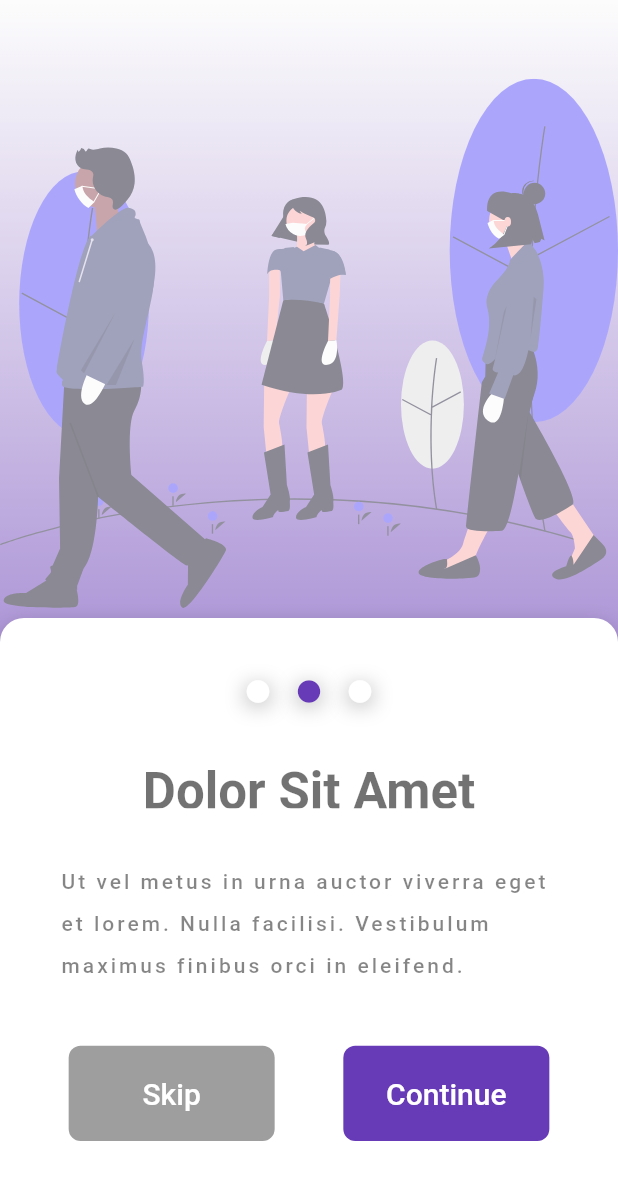
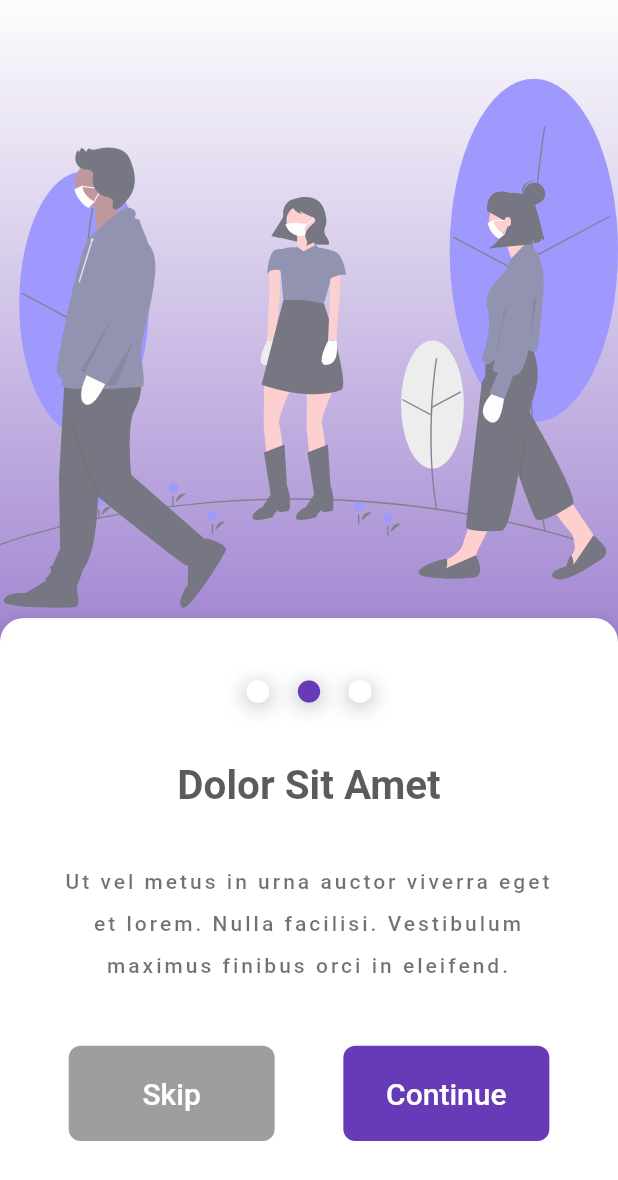
Before and after one commit to VBT-FlutterCamp/hasan_ali_ozdemir_onboarding_login, a Flutter app: the screen it shows after launch, after a tap on "Continue", on a phone screen of 412 x 824 dp. Shown: the top 1180 px of the screen. Run offline on Flutter 3.47's test engine with Material 2 defaults, Android fonts, the phone set to English and light mode, and no system bars; our stand-ins replace flutter_svg.

Commit message:
some animation change

```diff
--- a/lib/view/onboarding/onboarding_view.dart
+++ b/lib/view/onboarding/onboarding_view.dart
@@ -23,18 +23,22 @@ class _OnBoardingPageState extends State<OnBoardingPage>
     );
 
     final animation = Tween(
-      begin: 0.0,
+      begin: 0.2,
       end: 1.0,
     ).animate(controller);
 
     controller.forward();
-    return Scaffold(
-        body: Stack(
-      children: [_buildImageColumn(animation), _buildStepsColumn(animation)],
-    ));
+    return Scaffold(body: PageView.builder(itemBuilder: (context, index) {
+      return Stack(
+        children: [
+          _buildImageColumn(animation),
+          _buildStepsColumn(animation, controller)
+        ],
+      );
+    }));
   }
 
-  Column _buildStepsColumn(animation) {
+  Column _buildStepsColumn(animation, controller) {
     return Column(
       children: [
         const Spacer(
@@ -77,13 +81,10 @@ class _OnBoardingPageState extends State<OnBoardingPage>
                   const Spacer(
                     flex: 1,
                   ),
-                  Expanded(
-                      flex: 2,
-                      child: _buildButtons()),
+                  Expanded(flex: 2, child: _buildButtons(controller)),
                   const Spacer(
                     flex: 2,
                   ),
-
                 ],
               ),
             ))
@@ -97,14 +98,16 @@ class _OnBoardingPageState extends State<OnBoardingPage>
       child: Padding(
         padding: const EdgeInsets.symmetric(horizontal: 40.0),
         child: Wrap(
+          alignment: WrapAlignment.center,
           children: [
             Text(
               onboardingDescList[_currentIndex],
+              textAlign: TextAlign.center,
               maxLines: 3,
               style: Theme.of(context)
                   .textTheme
                   .bodyLarge
-                                ?.copyWith(height: 2,letterSpacing: 2),
+                  ?.copyWith(height: 2, letterSpacing: 2),
             )
           ],
         ),
@@ -112,52 +115,68 @@ class _OnBoardingPageState extends State<OnBoardingPage>
     );
   }
 
-  Row _buildButtons() {
+  Row _buildButtons(controller) {
     return Row(
-                      children: [const Spacer(flex: 1,),
+      children: [
+        const Spacer(
+          flex: 1,
+        ),
         Expanded(
           flex: 3,
           child: InkWell(
             onTap: onPressedSkipButton,
             child: Container(
               decoration: BoxDecoration(
-                                color: Colors.grey,
-                                borderRadius: BorderRadius.circular(8)
-                              ),
-                              child: Center(child: Text(skip,
-                              style: Theme.of(context).textTheme.headline6?.copyWith(color: Colors.white),
+                  color: Colors.grey, borderRadius: BorderRadius.circular(8)),
+              child: Center(
+                  child: Text(
+                skip,
+                style: Theme.of(context)
+                    .textTheme
+                    .headline6
+                    ?.copyWith(color: Colors.white),
               )),
             ),
           ),
         ),
-                        const Spacer(flex: 1,),
+        const Spacer(
+          flex: 1,
+        ),
         Expanded(
           flex: 3,
           child: InkWell(
-                            onTap: onPressedColoredButton,
+            onTap: () => onPressedColoredButton(controller),
             child: Container(
               decoration: BoxDecoration(
                   borderRadius: BorderRadius.circular(8),
-                                color: Colors.deepPurple
-                              ),
-                              child: Center(child: Text((_currentIndex!=2)? "Continue" : "Finish",
-                              style: Theme.of(context).textTheme.headline6?.copyWith(color: Colors.white),
+                  color: Colors.deepPurple),
+              child: Center(
+                  child: Text(
+                (_currentIndex != 2) ? "Continue" : "Finish",
+                style: Theme.of(context)
+                    .textTheme
+                    .headline6
+                    ?.copyWith(color: Colors.white),
               )),
             ),
           ),
         ),
-                        const Spacer(flex: 1,)
+        const Spacer(
+          flex: 1,
+        )
       ],
     );
   }
 
   FadeTransition _buildTitle(animation) => FadeTransition(
       opacity: animation,
+      child: FittedBox(
         child: Text(onboardingTitleList[_currentIndex],
             style: Theme.of(context)
                 .textTheme
                 .headline4
-              ?.copyWith(fontWeight: FontWeight.bold, color: Colors.black)));
+                ?.copyWith(fontWeight: FontWeight.bold, color: Colors.black)),
+      ));
 
   Row _buildCircles() {
     return Row(
@@ -215,8 +234,9 @@ class _OnBoardingPageState extends State<OnBoardingPage>
     );
   }
 
-  onPressedColoredButton() {
-    if (_currentIndex <2) {
+  onPressedColoredButton(AnimationController controller) {
+    controller.reverse();
+    if (_currentIndex < 2) {
       setState(() {
         _currentIndex++;
       });
@@ -225,7 +245,7 @@ class _OnBoardingPageState extends State<OnBoardingPage>
     }
   }
 
-  onPressedSkipButton(){
+  onPressedSkipButton() {
     Navigator.pushNamedAndRemoveUntil(context, "/auth", (route) => false);
   }
 }
```
Lines whose indentation alone changed are shown as unchanged.
